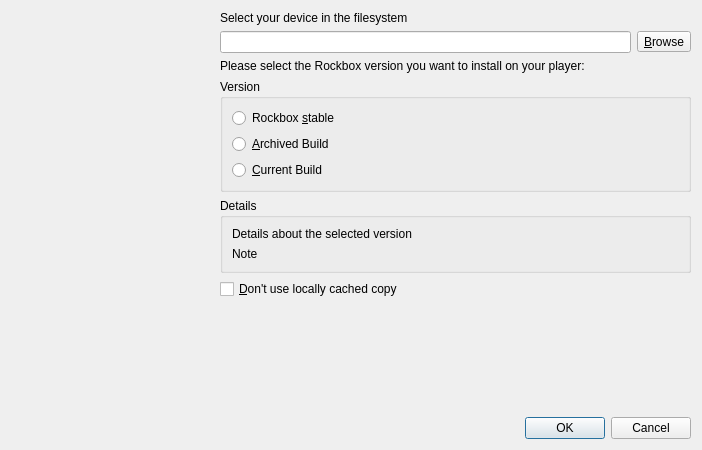
This is rbutil/rbutilqt/installfrm.ui in Rockbox-Chinese-Community/Rockbox-RCC as Qt 5 draws it before an edit. The edited form follows.
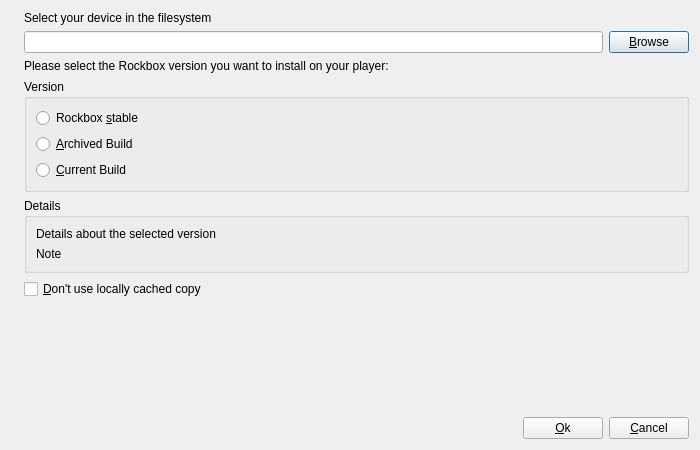
This is the edited form. Icons and pictures are not drawn.

Commit message: Add some more icons to a few dialogs and fix visual glitches.

Patch:
```diff
--- a/rbutil/rbutilqt/installfrm.ui
+++ b/rbutil/rbutilqt/installfrm.ui
@@ -8,7 +8,7 @@
    <rect>
     <x>0</x>
     <y>0</y>
-    <width>702</width>
+    <width>700</width>
     <height>450</height>
    </rect>
   </property>
@@ -24,6 +24,9 @@
      <property name="pixmap" >
       <pixmap resource="rbutilqt.qrc" >:/icons/icons/wizard.xpm</pixmap>
      </property>
+     <property name="alignment" >
+      <set>Qt::AlignLeading|Qt::AlignLeft|Qt::AlignTop</set>
+     </property>
     </widget>
    </item>
    <item row="0" column="1" colspan="3" >
@@ -37,7 +40,7 @@
     <widget class="QLineEdit" name="lineMountPoint" />
    </item>
    <item row="1" column="3" >
-    <widget class="QToolButton" name="buttonBrowse" >
+    <widget class="QPushButton" name="buttonBrowse" >
      <property name="text" >
       <string>&amp;Browse</string>
      </property>
@@ -122,28 +125,55 @@
      </property>
     </widget>
    </item>
-   <item row="6" column="2" >
+   <item row="6" column="2" colspan="2" >
     <spacer>
      <property name="orientation" >
       <enum>Qt::Vertical</enum>
      </property>
      <property name="sizeHint" >
       <size>
-       <width>185</width>
-       <height>31</height>
+       <width>131</width>
+       <height>41</height>
       </size>
      </property>
     </spacer>
    </item>
-   <item row="7" column="2" colspan="2" >
-    <widget class="QDialogButtonBox" name="buttonBox" >
+   <item row="7" column="1" >
+    <spacer>
      <property name="orientation" >
       <enum>Qt::Horizontal</enum>
      </property>
-     <property name="standardButtons" >
-      <set>QDialogButtonBox::Cancel|QDialogButtonBox::NoButton|QDialogButtonBox::Ok</set>
+     <property name="sizeHint" >
+      <size>
+       <width>291</width>
+       <height>20</height>
+      </size>
      </property>
-    </widget>
+    </spacer>
+   </item>
+   <item row="7" column="2" colspan="2" >
+    <layout class="QHBoxLayout" >
+     <item>
+      <widget class="QPushButton" name="buttonOk" >
+       <property name="text" >
+        <string>&amp;Ok</string>
+       </property>
+       <property name="icon" >
+        <iconset resource="rbutilqt.qrc" >:/icons/icons/go-next.png</iconset>
+       </property>
+      </widget>
+     </item>
+     <item>
+      <widget class="QPushButton" name="buttonCancel" >
+       <property name="text" >
+        <string>&amp;Cancel</string>
+       </property>
+       <property name="icon" >
+        <iconset resource="rbutilqt.qrc" >:/icons/icons/process-stop.png</iconset>
+       </property>
+      </widget>
+     </item>
+    </layout>
    </item>
   </layout>
  </widget>
```
Left out of the diff: 27 changed lines with no effect on the pictures. The commit also changes 2 other files.
